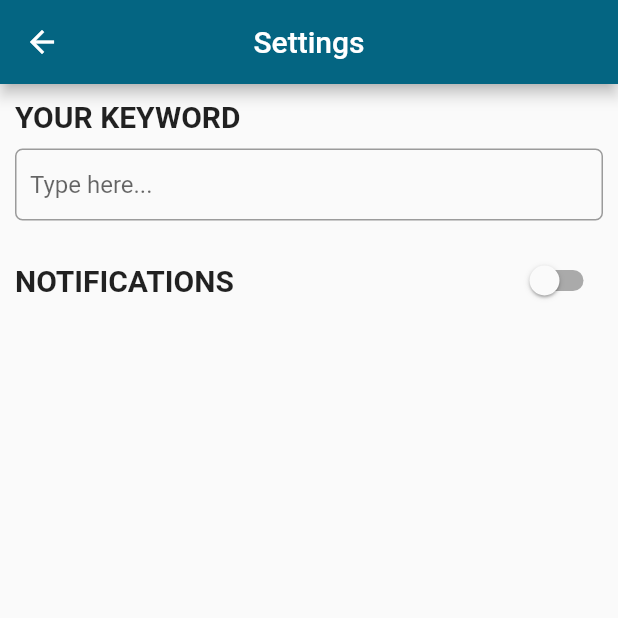
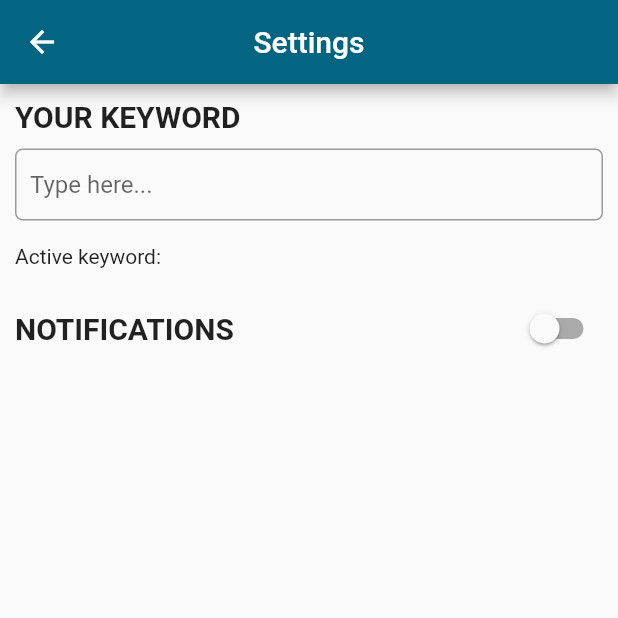
Before and after one commit to manuelbosi/rss-reader, a Flutter app: the Settings screen opened directly, on a phone screen of 412 x 824 dp, the top half of it. Run offline on Flutter 3.47's test engine with Material 2 defaults, Android fonts, the phone set to English and light mode, and no system bars; our stand-ins replace flutter_local_notifications, shared_preferences; missing offline and left inert: webfeed, workmanager; accounts and stored records are empty; network calls fail.

Commit message:
show active keyword

```diff
--- a/lib/pages/settings_page.dart
+++ b/lib/pages/settings_page.dart
@@ -61,6 +61,12 @@ class _SettingsState extends State<Settings> {
               height: 16,
             ),
             Row(
+              children: [Text("Active keyword: ${_keywordController.text}")],
+            ),
+            SizedBox(
+              height: 16,
+            ),
+            Row(
               children: [
                 const Text(
                   "NOTIFICATIONS",
```
